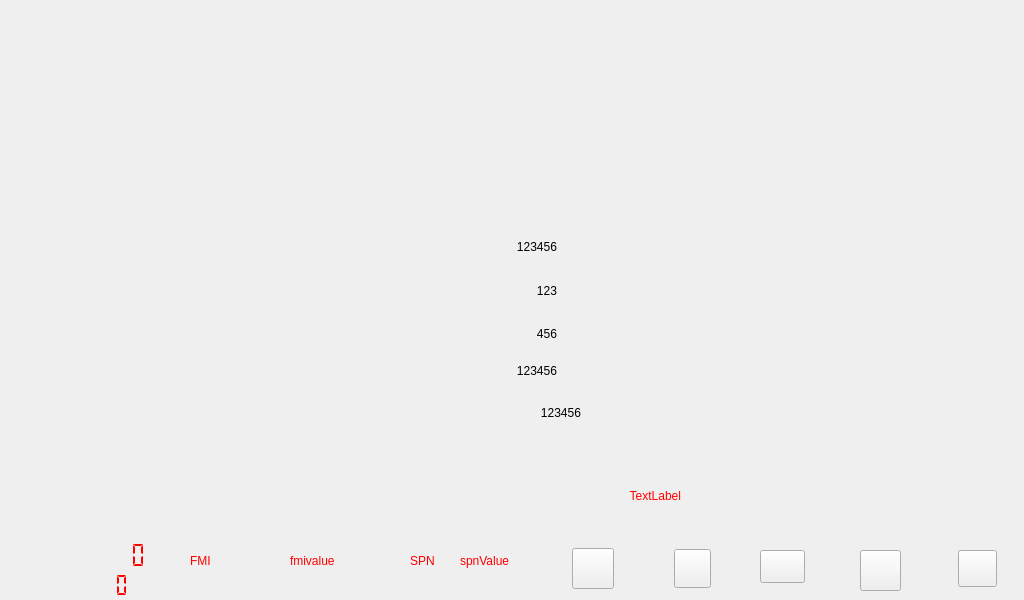
Before: the Qt Designer form widget.ui in wushengjun85/Fugesen, drawn with Qt 5.
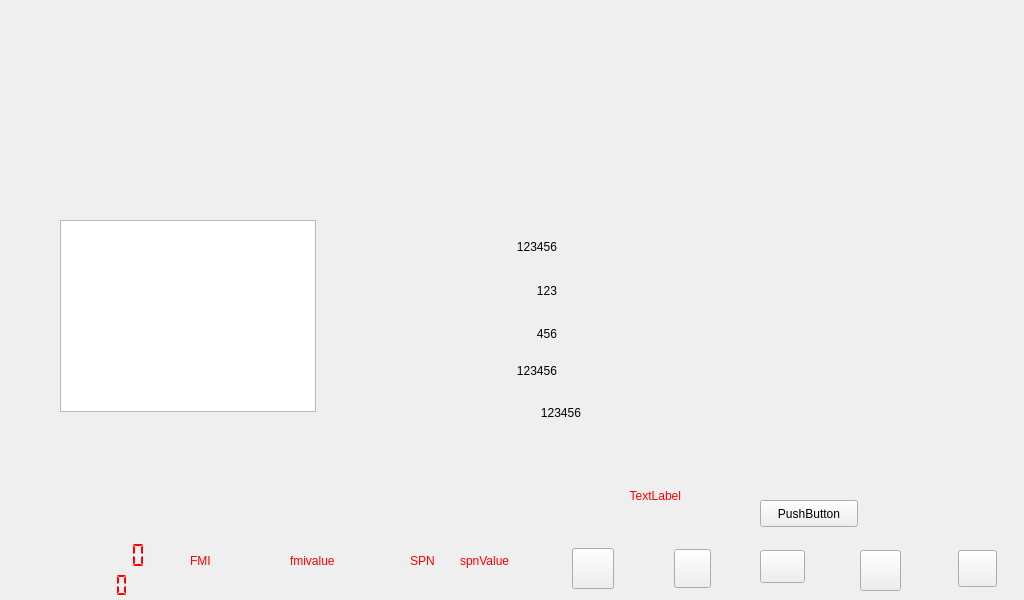
After: the same form once the commit is applied. Icons and pictures are not drawn.

The edit to the form file:
```diff
--- a/widget.ui
+++ b/widget.ui
@@ -339,6 +339,29 @@
     <string/>
    </property>
   </widget>
+  <widget class="QTextBrowser" name="textBrowser">
+   <property name="geometry">
+    <rect>
+     <x>60</x>
+     <y>220</y>
+     <width>256</width>
+     <height>192</height>
+    </rect>
+   </property>
+  </widget>
+  <widget class="QPushButton" name="pushButton_2">
+   <property name="geometry">
+    <rect>
+     <x>760</x>
+     <y>500</y>
+     <width>98</width>
+     <height>27</height>
+    </rect>
+   </property>
+   <property name="text">
+    <string>PushButton</string>
+   </property>
+  </widget>
  </widget>
  <layoutdefault spacing="6" margin="11"/>
  <resources/>
```
